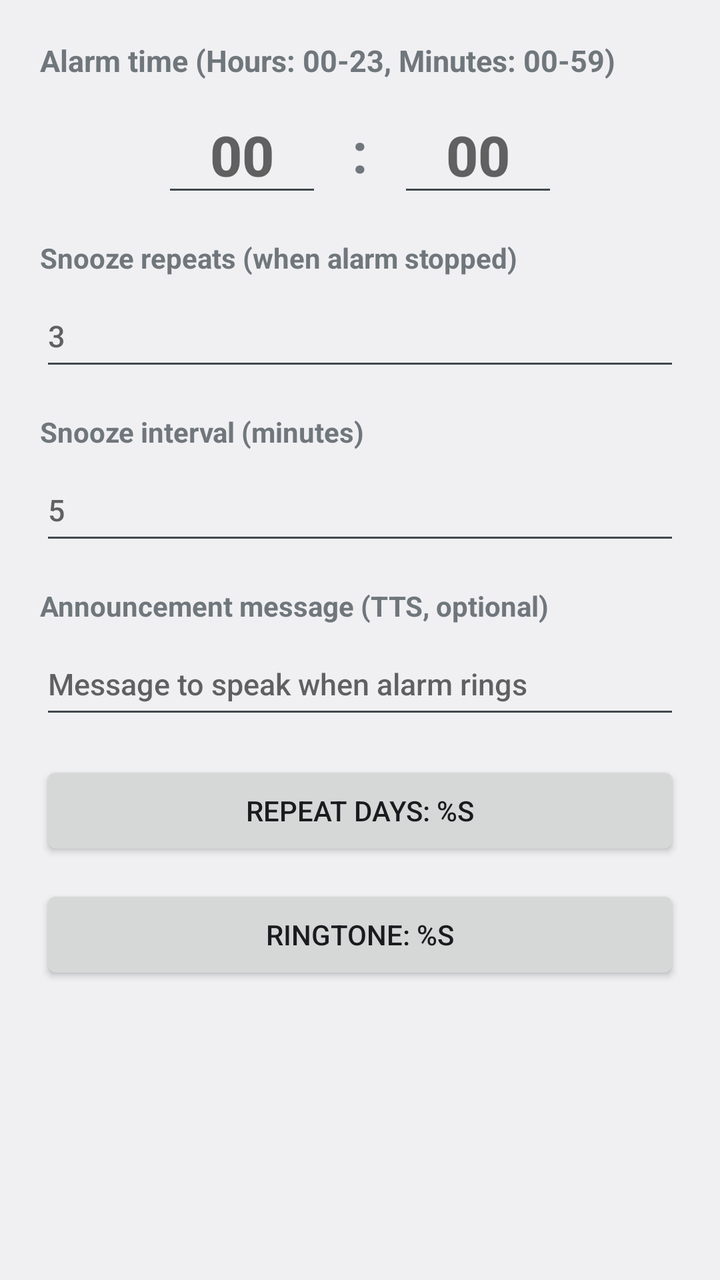
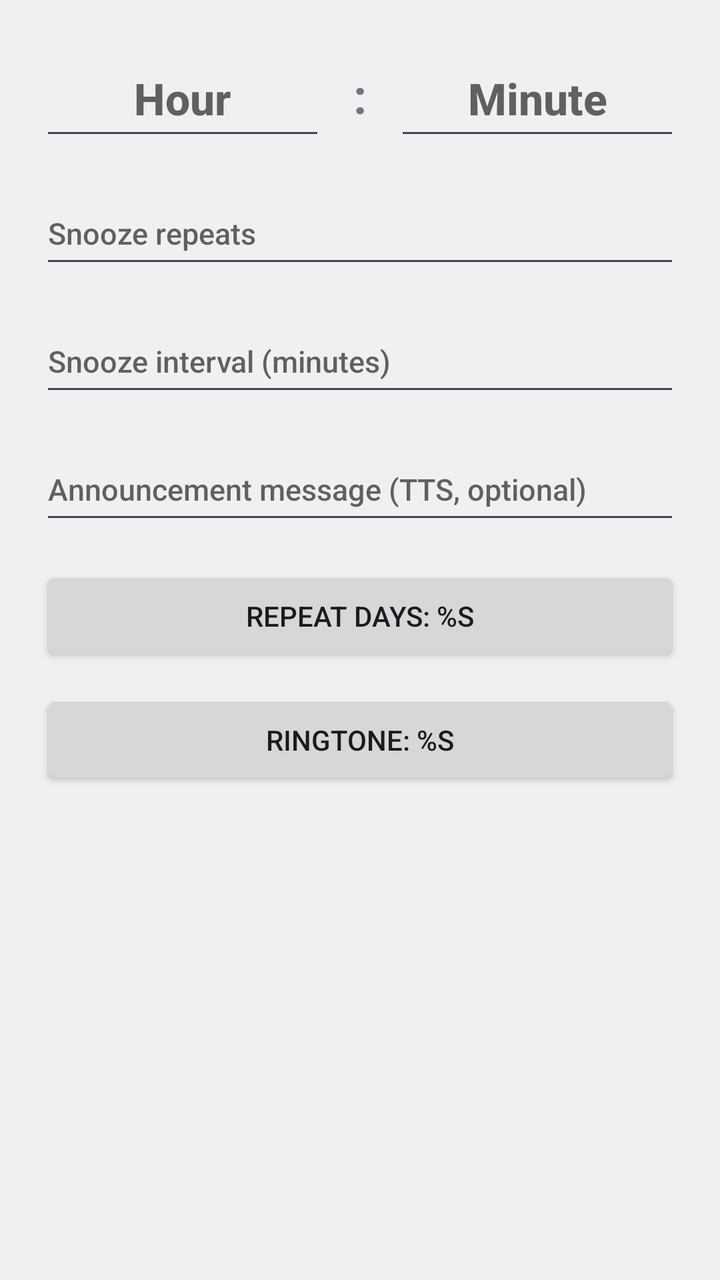

Compare the two renders of this Android layout. The source of the first and the diff that turns it into the second are given below.
<!-- AndroidManifest.xml: application theme android:Theme.DeviceDefault.Light -->
<!-- res/layout/dialog_alarm_edit.xml -->
<?xml version="1.0" encoding="utf-8"?>
<ScrollView xmlns:android="http://schemas.android.com/apk/res/android"
    android:layout_width="match_parent"
    android:layout_height="wrap_content">

    <LinearLayout
        android:layout_width="match_parent"
        android:layout_height="wrap_content"
        android:orientation="vertical"
        android:padding="20dp">

        <TextView
            android:layout_width="match_parent"
            android:layout_height="wrap_content"
            android:text="@string/alarm_dialog_time_header"
            android:textSize="15sp"
            android:textStyle="bold"
            android:layout_marginBottom="8dp" />

        
        <LinearLayout
            android:layout_width="match_parent"
            android:layout_height="wrap_content"
            android:orientation="horizontal"
            android:gravity="center"
            android:layout_marginBottom="16dp">

            <EditText
                android:id="@+id/edtAlarmHour"
                android:layout_width="80dp"
                android:layout_height="55dp"
                android:gravity="center"
                android:hint="00"
                android:inputType="number"
                android:maxLength="2"
                android:textSize="28sp"
                android:textStyle="bold" />

            <TextView
                android:layout_width="wrap_content"
                android:layout_height="wrap_content"
                android:text=" : "
                android:textSize="28sp"
                android:textStyle="bold"
                android:layout_marginStart="8dp"
                android:layout_marginEnd="8dp" />

            <EditText
                android:id="@+id/edtAlarmMinute"
                android:layout_width="80dp"
                android:layout_height="55dp"
                android:gravity="center"
                android:hint="00"
                android:inputType="number"
                android:maxLength="2"
                android:textSize="28sp"
                android:textStyle="bold" />
        </LinearLayout>

        
        <TextView
            android:layout_width="match_parent"
            android:layout_height="wrap_content"
            android:text="@string/alarm_repeat_count_label"
            android:textSize="14sp"
            android:textStyle="bold"
            android:layout_marginBottom="4dp" />

        <EditText
            android:id="@+id/edtSnoozeCount"
            android:layout_width="match_parent"
            android:layout_height="48dp"
            android:hint="3"
            android:inputType="number"
            android:maxLength="2"
            android:textSize="15sp"
            android:layout_marginBottom="16dp" />

        
        <TextView
            android:layout_width="match_parent"
            android:layout_height="wrap_content"
            android:text="@string/alarm_snooze_interval_label"
            android:textSize="14sp"
            android:textStyle="bold"
            android:layout_marginBottom="4dp" />

        <EditText
            android:id="@+id/edtSnoozeInterval"
            android:layout_width="match_parent"
            android:layout_height="48dp"
            android:hint="5"
            android:inputType="number"
            android:maxLength="3"
            android:textSize="15sp"
            android:layout_marginBottom="16dp" />

        
        <TextView
            android:layout_width="match_parent"
            android:layout_height="wrap_content"
            android:text="@string/alarm_message_label"
            android:textSize="14sp"
            android:textStyle="bold"
            android:layout_marginBottom="4dp" />

        <EditText
            android:id="@+id/edtAlarmMessage"
            android:layout_width="match_parent"
            android:layout_height="wrap_content"
            android:minHeight="48dp"
            android:hint="@string/alarm_message_hint"
            android:inputType="textCapSentences|textMultiLine"
            android:textSize="15sp"
            android:layout_marginBottom="16dp" />

        
        <Button
            android:id="@+id/btnAlarmDays"
            android:layout_width="match_parent"
            android:layout_height="50dp"
            android:text="@string/alarm_btn_days"
            android:textSize="14sp"
            android:layout_marginBottom="12dp" />

        
        <Button
            android:id="@+id/btnAlarmRingtone"
            android:layout_width="match_parent"
            android:layout_height="50dp"
            android:text="@string/alarm_btn_ringtone"
            android:textSize="14sp"
            android:layout_marginBottom="16dp" />

    </LinearLayout>
</ScrollView>
<!-- resources referenced by this layout -->
<resources>
  <string name="alarm_btn_days">Repeat days: %s</string>
  <string name="alarm_btn_ringtone">Ringtone: %s</string>
  <string name="alarm_dialog_time_header">Alarm time (Hours: 00-23, Minutes: 00-59)</string>
  <string name="alarm_message_hint">Message to speak when alarm rings</string>
  <string name="alarm_message_label">Announcement message (TTS, optional)</string>
  <string name="alarm_repeat_count_label">Snooze repeats (when alarm stopped)</string>
  <string name="alarm_snooze_interval_label">Snooze interval (minutes)</string>
</resources>

<!-- the commit's change to res/layout/dialog_alarm_edit.xml (unified diff, before → after) -->
@@ -9,107 +9,77 @@
         android:orientation="vertical"
         android:padding="20dp">
 
-        <TextView
-            android:layout_width="match_parent"
-            android:layout_height="wrap_content"
-            android:text="@string/alarm_dialog_time_header"
-            android:textSize="15sp"
-            android:textStyle="bold"
-            android:layout_marginBottom="8dp" />
-
         
         <LinearLayout
             android:layout_width="match_parent"
             android:layout_height="wrap_content"
             android:orientation="horizontal"
-            android:gravity="center"
+            android:gravity="center_vertical"
             android:layout_marginBottom="16dp">
 
             <EditText
                 android:id="@+id/edtAlarmHour"
-                android:layout_width="80dp"
+                android:layout_width="0dp"
                 android:layout_height="55dp"
+                android:layout_weight="1"
                 android:gravity="center"
-                android:hint="00"
+                android:hint="@string/hint_hour"
                 android:inputType="number"
                 android:maxLength="2"
-                android:textSize="28sp"
+                android:textSize="22sp"
                 android:textStyle="bold" />
 
             <TextView
                 android:layout_width="wrap_content"
                 android:layout_height="wrap_content"
                 android:text=" : "
-                android:textSize="28sp"
+                android:textSize="24sp"
                 android:textStyle="bold"
                 android:layout_marginStart="8dp"
                 android:layout_marginEnd="8dp" />
 
             <EditText
                 android:id="@+id/edtAlarmMinute"
-                android:layout_width="80dp"
+                android:layout_width="0dp"
                 android:layout_height="55dp"
+                android:layout_weight="1"
                 android:gravity="center"
-                android:hint="00"
+                android:hint="@string/hint_minute"
                 android:inputType="number"
                 android:maxLength="2"
-                android:textSize="28sp"
+                android:textSize="22sp"
                 android:textStyle="bold" />
         </LinearLayout>
 
         
-        <TextView
-            android:layout_width="match_parent"
-            android:layout_height="wrap_content"
-            android:text="@string/alarm_repeat_count_label"
-            android:textSize="14sp"
-            android:textStyle="bold"
-            android:layout_marginBottom="4dp" />
-
         <EditText
             android:id="@+id/edtSnoozeCount"
             android:layout_width="match_parent"
             android:layout_height="48dp"
-            android:hint="3"
+            android:hint="@string/hint_snooze_count"
             android:inputType="number"
             android:maxLength="2"
             android:textSize="15sp"
             android:layout_marginBottom="16dp" />
 
         
-        <TextView
-            android:layout_width="match_parent"
-            android:layout_height="wrap_content"
-            android:text="@string/alarm_snooze_interval_label"
-            android:textSize="14sp"
-            android:textStyle="bold"
-            android:layout_marginBottom="4dp" />
-
         <EditText
             android:id="@+id/edtSnoozeInterval"
             android:layout_width="match_parent"
             android:layout_height="48dp"
-            android:hint="5"
+            android:hint="@string/hint_snooze_interval"
             android:inputType="number"
             android:maxLength="3"
             android:textSize="15sp"
             android:layout_marginBottom="16dp" />
 
         
-        <TextView
-            android:layout_width="match_parent"
-            android:layout_height="wrap_content"
-            android:text="@string/alarm_message_label"
-            android:textSize="14sp"
-            android:textStyle="bold"
-            android:layout_marginBottom="4dp" />
-
         <EditText
             android:id="@+id/edtAlarmMessage"
             android:layout_width="match_parent"
             android:layout_height="wrap_content"
             android:minHeight="48dp"
-            android:hint="@string/alarm_message_hint"
+            android:hint="@string/hint_alarm_message"
             android:inputType="textCapSentences|textMultiLine"
             android:textSize="15sp"
             android:layout_marginBottom="16dp" />
<!-- resource entries referenced after the edit -->
@@ -2,10 +2,10 @@
 <resources>
   <string name="alarm_btn_days">Repeat days: %s</string>
   <string name="alarm_btn_ringtone">Ringtone: %s</string>
-  <string name="alarm_dialog_time_header">Alarm time (Hours: 00-23, Minutes: 00-59)</string>
-  <string name="alarm_message_hint">Message to speak when alarm rings</string>
-  <string name="alarm_message_label">Announcement message (TTS, optional)</string>
-  <string name="alarm_repeat_count_label">Snooze repeats (when alarm stopped)</string>
-  <string name="alarm_snooze_interval_label">Snooze interval (minutes)</string>
+  <string name="hint_alarm_message">Announcement message (TTS, optional)</string>
+  <string name="hint_hour">Hour</string>
+  <string name="hint_minute">Minute</string>
+  <string name="hint_snooze_count">Snooze repeats</string>
+  <string name="hint_snooze_interval">Snooze interval (minutes)</string>
 </resources>
 
